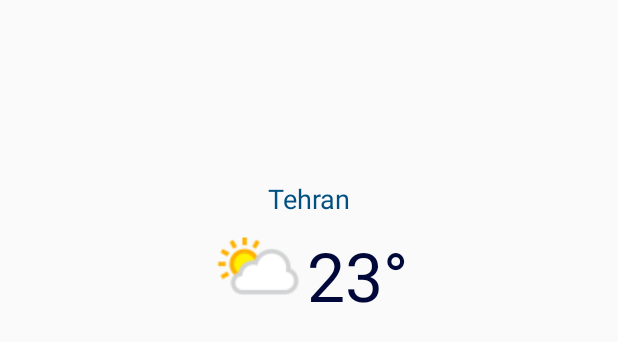
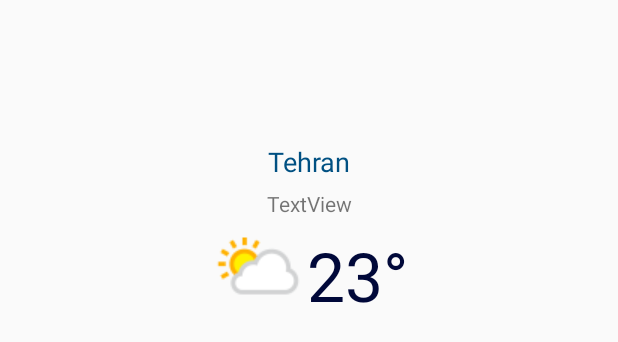
Before and after one commit to sharif-dev/HW1-Weather, an Android app: the layout content_main.xml on its own in the app's theme, with its tools: preview values and no code run, on a phone screen of 412 x 824 dp. Shown: the top 342 px of the screen. Run offline under Robolectric (Android 15) with nearby library versions, the phone set to English and light mode, and no system bars.

Commit message:
add clock to main activity

```diff
--- a/app/src/main/res/layout/activity_location.xml
+++ b/app/src/main/res/layout/activity_location.xml
@@ -71,6 +71,7 @@
     <ListView
         android:id="@+id/listview"
         android:layout_width="fill_parent"
+        android:animateLayoutChanges="true"
         android:layout_height="wrap_content" />
 
 </LinearLayout>
--- a/app/src/main/res/layout/activity_main.xml
+++ b/app/src/main/res/layout/activity_main.xml
@@ -30,4 +30,5 @@
         android:layout_gravity="bottom|end"
         android:layout_margin="@dimen/fab_margin"
         app:srcCompat="@drawable/icon_location_white" />
+
 </androidx.coordinatorlayout.widget.CoordinatorLayout>
--- a/app/src/main/res/layout/content_main.xml
+++ b/app/src/main/res/layout/content_main.xml
@@ -40,9 +40,17 @@
         android:layout_width="wrap_content"
         android:layout_height="wrap_content"
         android:text="Tehran"
+        app:layout_constraintBottom_toTopOf="@+id/text_date"
+        app:layout_constraintLeft_toLeftOf="parent"
+        app:layout_constraintRight_toRightOf="parent" />
+
+    <TextView
+        android:id="@+id/text_date"
+        android:layout_width="wrap_content"
+        android:layout_height="wrap_content"
+        android:text="TextView"
         app:layout_constraintBottom_toTopOf="@+id/temperature_layout"
         app:layout_constraintLeft_toLeftOf="parent"
-        app:layout_constraintRight_toRightOf="parent"
-        tools:layout_editor_absoluteX="177dp" />
+        app:layout_constraintRight_toRightOf="parent" />
 
 </androidx.constraintlayout.widget.ConstraintLayout>
```
Also changed, not shown: app/src/main/java/com/sharifdev/weather/MainActivity.java (+17 -2 lines).
